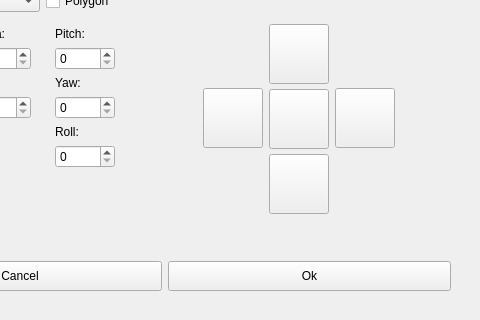
The window that ui_setup.ui (Herusyahputra/moilapp-plugin-surveillance-monitoring) describes before a commit, drawn with Qt 5; both pictures show x 151 to 631 and y 436 to 756 of the 631 by 756 pixel window.
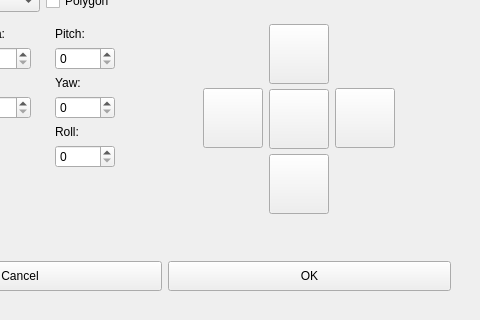
The same window after the commit. Icons and pictures are not drawn.

```diff
--- a/ui_setup.ui
+++ b/ui_setup.ui
@@ -961,7 +961,7 @@
                </size>
               </property>
               <property name="text">
-               <string>Ok</string>
+               <string>OK</string>
               </property>
              </widget>
             </item>
```
